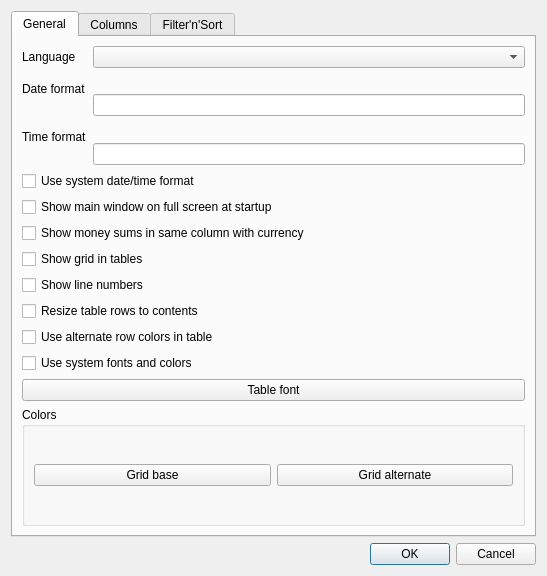
Old version of the form app/settingsdialog.ui in the repository DarkHobbit/homewallet.
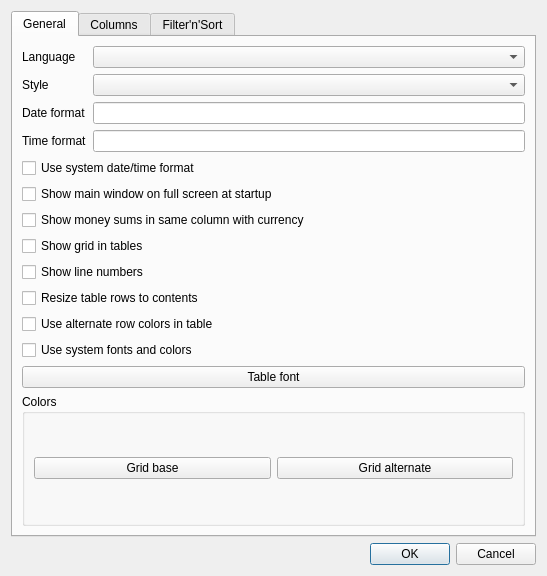
New version of the form.

Commit message: Settings: Qt style selection

```diff
--- a/app/settingsdialog.ui
+++ b/app/settingsdialog.ui
@@ -37,16 +37,26 @@
           <widget class="QComboBox" name="cbLanguage"/>
          </item>
          <item row="1" column="0">
+          <widget class="QLabel" name="lbStyle">
+           <property name="text">
+            <string>Style</string>
+           </property>
+          </widget>
+         </item>
+         <item row="1" column="1">
+          <widget class="QComboBox" name="cbStyle"/>
+         </item>
+         <item row="2" column="0">
           <widget class="QLabel" name="lbDateFormat">
            <property name="text">
             <string>Date format</string>
            </property>
           </widget>
          </item>
-         <item row="1" column="1" rowspan="2">
+         <item row="2" column="1">
           <widget class="QLineEdit" name="leDateFormat"/>
          </item>
-         <item row="2" column="0" rowspan="2">
+         <item row="3" column="0">
           <widget class="QLabel" name="lbTimeFormat">
            <property name="text">
             <string>Time format</string>
```
Left out of the diff: 1 changed line with no effect on the pictures. The commit also changes 5 other files.
